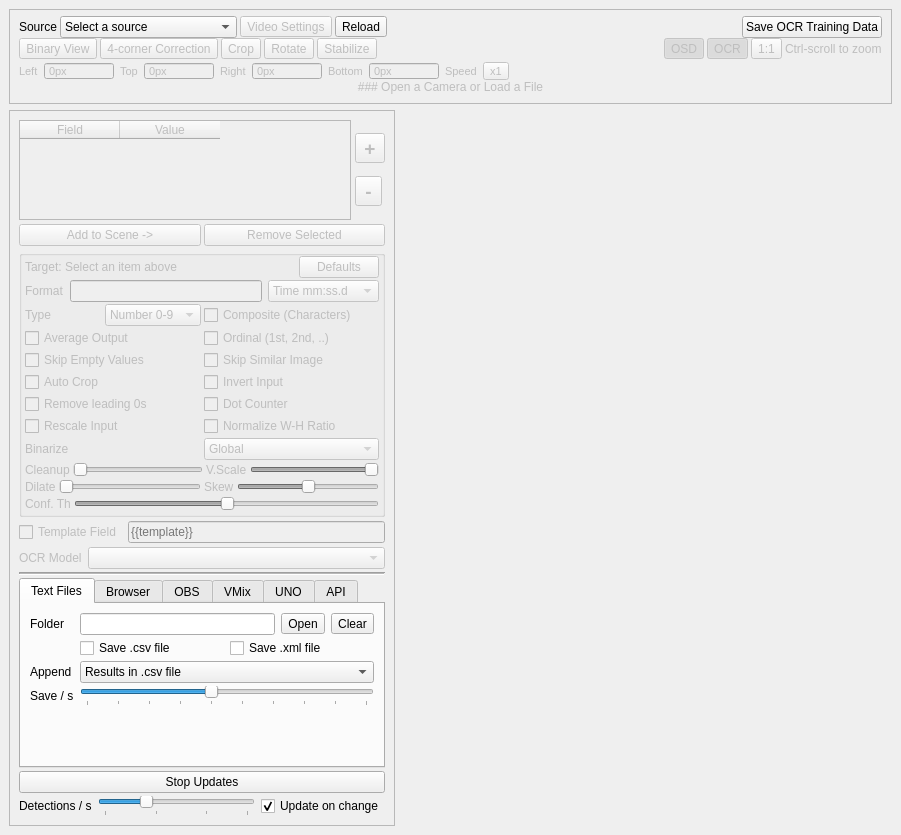
Before: the Qt Designer form src/mainwindow.ui in locaal-ai/scoresight, drawn with Qt 5.
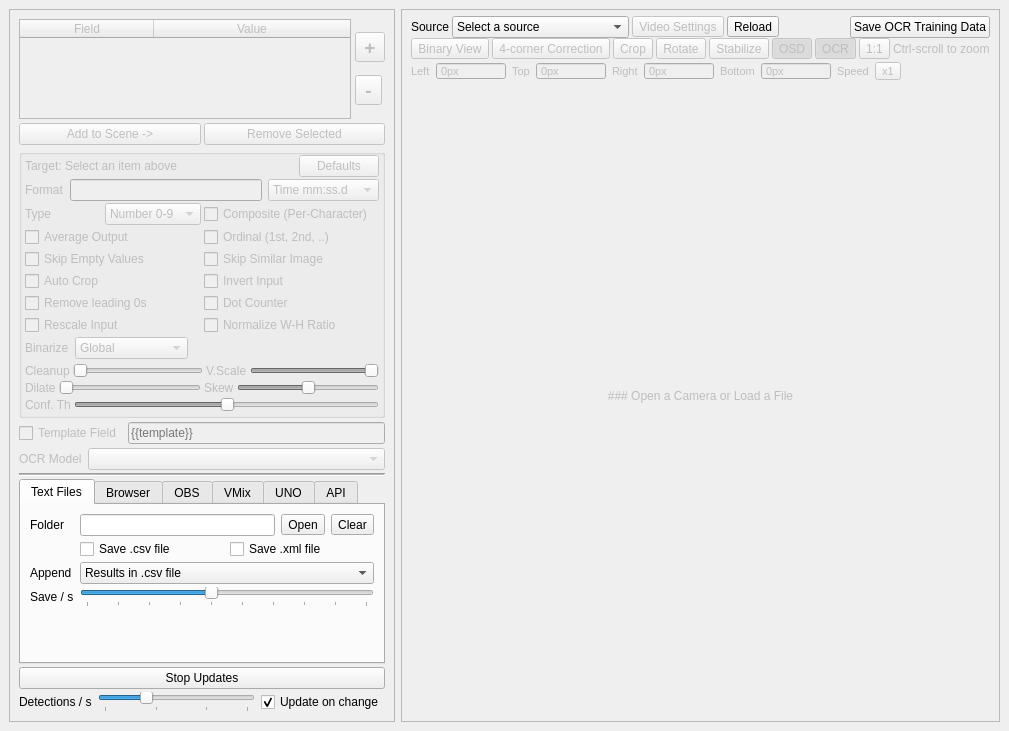
After: the same form once the commit is applied. The open tabs and pages were chosen to show the change.

What changed in the file:
```diff
--- a/src/mainwindow.ui
+++ b/src/mainwindow.ui
@@ -6,518 +6,15 @@
    <rect>
     <x>0</x>
     <y>0</y>
-    <width>901</width>
-    <height>835</height>
+    <width>922</width>
+    <height>731</height>
    </rect>
   </property>
   <property name="windowTitle">
    <string>ScoreSight</string>
   </property>
   <widget class="QWidget" name="centralwidget">
-   <layout class="QVBoxLayout" name="verticalLayout_7">
-    <item>
-     <widget class="QFrame" name="frame_source_view">
-      <property name="enabled">
-       <bool>true</bool>
-      </property>
-      <property name="sizePolicy">
-       <sizepolicy hsizetype="Expanding" vsizetype="Preferred">
-        <horstretch>0</horstretch>
-        <verstretch>0</verstretch>
-       </sizepolicy>
-      </property>
-      <property name="frameShape">
-       <enum>QFrame::StyledPanel</enum>
-      </property>
-      <property name="frameShadow">
-       <enum>QFrame::Raised</enum>
-      </property>
-      <layout class="QVBoxLayout" name="verticalLayout_2">
-       <property name="spacing">
-        <number>0</number>
-       </property>
-       <property name="topMargin">
-        <number>6</number>
-       </property>
-       <item>
-        <widget class="QWidget" name="widget_4" native="true">
-         <layout class="QHBoxLayout" name="horizontalLayout_4">
-          <property name="spacing">
-           <number>6</number>
-          </property>
-          <property name="leftMargin">
-           <number>0</number>
-          </property>
-          <property name="topMargin">
-           <number>0</number>
-          </property>
-          <property name="rightMargin">
-           <number>0</number>
-          </property>
-          <property name="bottomMargin">
-           <number>0</number>
-          </property>
-          <item>
-           <widget class="QWidget" name="widget_3" native="true">
-            <layout class="QHBoxLayout" name="horizontalLayout_3">
-             <property name="spacing">
-              <number>3</number>
-             </property>
-             <property name="leftMargin">
-              <number>0</number>
-             </property>
-             <property name="topMargin">
-              <number>0</number>
-             </property>
-             <property name="rightMargin">
-              <number>0</number>
-             </property>
-             <property name="bottomMargin">
-              <number>0</number>
-             </property>
-             <item>
-              <widget class="QLabel" name="label">
-               <property name="sizePolicy">
-                <sizepolicy hsizetype="Fixed" vsizetype="Preferred">
-                 <horstretch>0</horstretch>
-                 <verstretch>0</verstretch>
-                </sizepolicy>
-               </property>
-               <property name="text">
-                <string>Source</string>
-               </property>
-              </widget>
-             </item>
-             <item>
-              <widget class="QComboBox" name="comboBox_camera_source">
-               <property name="sizePolicy">
-                <sizepolicy hsizetype="Preferred" vsizetype="Fixed">
-                 <horstretch>1</horstretch>
-                 <verstretch>0</verstretch>
-                </sizepolicy>
-               </property>
-               <item>
-                <property name="text">
-                 <string>Select a source</string>
-                </property>
-               </item>
-               <item>
-                <property name="text">
-                 <string>Open a Video File</string>
-                </property>
-               </item>
-               <item>
-                <property name="text">
-                 <string>URL Source (HTTP, RTSP)</string>
-                </property>
-               </item>
-               <item>
-                <property name="text">
-                 <string>Screen Capture</string>
-                </property>
-               </item>
-              </widget>
-             </item>
-             <item>
-              <widget class="QToolButton" name="toolButton_videoSettings">
-               <property name="enabled">
-                <bool>false</bool>
-               </property>
-               <property name="text">
-                <string>Video Settings</string>
-               </property>
-              </widget>
-             </item>
-             <item>
-              <widget class="QToolButton" name="pushButton_refresh_sources">
-               <property name="toolTip">
-                <string>Refresh Sources</string>
-               </property>
-               <property name="text">
-                <string>Reload</string>
-               </property>
-              </widget>
-             </item>
-            </layout>
-           </widget>
-          </item>
-          <item>
-           <spacer name="horizontalSpacer">
-            <property name="orientation">
-             <enum>Qt::Horizontal</enum>
-            </property>
-            <property name="sizeHint" stdset="0">
-             <size>
-              <width>40</width>
-              <height>20</height>
-             </size>
-            </property>
-           </spacer>
-          </item>
-          <item>
-           <widget class="QPushButton" name="pushButton_saveOCRTrainingData">
-            <property name="text">
-             <string>Save OCR Training Data</string>
-            </property>
-            <property name="checkable">
-             <bool>true</bool>
-            </property>
-           </widget>
-          </item>
-         </layout>
-        </widget>
-       </item>
-       <item>
-        <widget class="QWidget" name="widget_viewTools" native="true">
-         <property name="enabled">
-          <bool>false</bool>
-         </property>
-         <layout class="QHBoxLayout" name="horizontalLayout_10">
-          <property name="spacing">
-           <number>3</number>
-          </property>
-          <property name="leftMargin">
-           <number>0</number>
-          </property>
-          <property name="topMargin">
-           <number>0</number>
-          </property>
-          <property name="rightMargin">
-           <number>0</number>
-          </property>
-          <property name="bottomMargin">
-           <number>3</number>
-          </property>
-          <item>
-           <widget class="QToolButton" name="pushButton_binary">
-            <property name="text">
-             <string>Binary View</string>
-            </property>
-            <property name="checkable">
-             <bool>true</bool>
-            </property>
-           </widget>
-          </item>
-          <item>
-           <widget class="QToolButton" name="pushButton_fourCorner">
-            <property name="text">
-             <string>4-corner Correction</string>
-            </property>
-            <property name="checkable">
-             <bool>true</bool>
-            </property>
-           </widget>
-          </item>
-          <item>
-           <widget class="QToolButton" name="toolButton_topCrop">
-            <property name="toolTip">
-             <string>Apply cropping to the entire image</string>
-            </property>
-            <property name="text">
-             <string>Crop</string>
-            </property>
-            <property name="checkable">
-             <bool>true</bool>
-            </property>
-           </widget>
-          </item>
-          <item>
-           <widget class="QToolButton" name="toolButton_rotate">
-            <property name="text">
-             <string>Rotate</string>
-            </property>
-           </widget>
-          </item>
-          <item>
-           <widget class="QToolButton" name="pushButton_stabilize">
-            <property name="text">
-             <string>Stabilize</string>
-            </property>
-            <property name="checkable">
-             <bool>true</bool>
-            </property>
-           </widget>
-          </item>
-          <item>
-           <spacer name="horizontalSpacer_2">
-            <property name="orientation">
-             <enum>Qt::Horizontal</enum>
-            </property>
-            <property name="sizeHint" stdset="0">
-             <size>
-              <width>40</width>
-              <height>20</height>
-             </size>
-            </property>
-           </spacer>
-          </item>
-          <item>
-           <widget class="QToolButton" name="toolButton_osd">
-            <property name="toolTip">
-             <string>Show Statistics</string>
-            </property>
-            <property name="text">
-             <string>OSD</string>
-            </property>
-            <property name="checkable">
-             <bool>true</bool>
-            </property>
-            <property name="checked">
-             <bool>true</bool>
-            </property>
-           </widget>
-          </item>
-          <item>
-           <widget class="QToolButton" name="toolButton_showOCRrects">
-            <property name="toolTip">
-             <string>Show OCR Detection Boxes</string>
-            </property>
-            <property name="text">
-             <string>OCR</string>
-            </property>
-            <property name="checkable">
-             <bool>true</bool>
-            </property>
-            <property name="checked">
-             <bool>true</bool>
-            </property>
-           </widget>
-          </item>
-          <item>
-           <widget class="QToolButton" name="toolButton_zoomReset">
-            <property name="toolTip">
-             <string>Reset zoom</string>
-            </property>
-            <property name="text">
-             <string>1:1</string>
-            </property>
-           </widget>
-          </item>
-          <item>
-           <widget class="QLabel" name="label_11">
-            <property name="enabled">
-             <bool>false</bool>
-            </property>
-            <property name="text">
-             <string>Ctrl-scroll to zoom</string>
-            </property>
-           </widget>
-          </item>
-         </layout>
-        </widget>
-       </item>
-       <item>
-        <widget class="QWidget" name="widget_cropPanel" native="true">
-         <property name="enabled">
-          <bool>false</bool>
-         </property>
-         <property name="maximumSize">
-          <size>
-           <width>16777215</width>
-           <height>18</height>
-          </size>
-         </property>
-         <property name="font">
-          <font>
-           <pointsize>8</pointsize>
-          </font>
-         </property>
-         <layout class="QHBoxLayout" name="horizontalLayout_26">
-          <property name="leftMargin">
-           <number>0</number>
-          </property>
-          <property name="topMargin">
-           <number>0</number>
-          </property>
-          <property name="rightMargin">
-           <number>0</number>
-          </property>
-          <property name="bottomMargin">
-           <number>0</number>
-          </property>
-          <item>
-           <widget class="QLabel" name="label_16">
-            <property name="text">
-             <string>Left</string>
-            </property>
-           </widget>
-          </item>
-          <item>
-           <widget class="QSpinBox" name="spinBox_leftCrop">
-            <property name="minimumSize">
-             <size>
-              <width>70</width>
-              <height>0</height>
-             </size>
-            </property>
-            <property name="buttonSymbols">
-             <enum>QAbstractSpinBox::NoButtons</enum>
-            </property>
-            <property name="suffix">
-             <string>px</string>
-            </property>
-            <property name="maximum">
-             <number>999</number>
-            </property>
-           </widget>
-          </item>
-          <item>
-           <widget class="QLabel" name="label_17">
-            <property name="text">
-             <string>Top</string>
-            </property>
-           </widget>
-          </item>
-          <item>
-           <widget class="QSpinBox" name="spinBox_topCrop">
-            <property name="minimumSize">
-             <size>
-              <width>70</width>
-              <height>0</height>
-             </size>
-            </property>
-            <property name="buttonSymbols">
-             <enum>QAbstractSpinBox::NoButtons</enum>
-            </property>
-            <property name="suffix">
-             <string>px</string>
-            </property>
-            <property name="maximum">
-             <number>999</number>
-            </property>
-           </widget>
-          </item>
-          <item>
-           <widget class="QLabel" name="label_18">
-            <property name="text">
-             <string>Right</string>
-            </property>
-           </widget>
-          </item>
-          <item>
-           <widget class="QSpinBox" name="spinBox_rightCrop">
-            <property name="minimumSize">
-             <size>
-              <width>70</width>
-              <height>0</height>
-             </size>
-            </property>
-            <property name="buttonSymbols">
-             <enum>QAbstractSpinBox::NoButtons</enum>
-            </property>
-            <property name="suffix">
-             <string>px</string>
-            </property>
-            <property name="maximum">
-             <number>999</number>
-            </property>
-           </widget>
-          </item>
-          <item>
-           <widget class="QLabel" name="label_19">
-            <property name="text">
-             <string>Bottom</string>
-            </property>
-           </widget>
-          </item>
-          <item>
-           <widget class="QSpinBox" name="spinBox_bottomCrop">
-            <property name="minimumSize">
-             <size>
-              <width>70</width>
-              <height>0</height>
-             </size>
-            </property>
-            <property name="buttonSymbols">
-             <enum>QAbstractSpinBox::NoButtons</enum>
-            </property>
-            <property name="suffix">
-             <string>px</string>
-            </property>
-            <property name="maximum">
-             <number>999</number>
-            </property>
-           </widget>
-          </item>
-          <item>
-           <widget class="QLabel" name="label_22">
-            <property name="text">
-             <string>Speed</string>
-            </property>
-           </widget>
-          </item>
-          <item>
-           <widget class="QToolButton" name="toolButton_speed">
-            <property name="text">
-             <string>x1</string>
-            </property>
-           </widget>
-          </item>
-          <item>
-           <spacer name="horizontalSpacer_4">
-            <property name="orientation">
-             <enum>Qt::Horizontal</enum>
-            </property>
-            <property name="sizeHint" stdset="0">
-             <size>
-              <width>40</width>
-              <height>20</height>
-             </size>
-            </property>
-           </spacer>
-          </item>
-         </layout>
-        </widget>
-       </item>
-       <item>
-        <widget class="QFrame" name="frame_for_source_view_label">
-         <property name="enabled">
-          <bool>true</bool>
-         </property>
-         <property name="sizePolicy">
-          <sizepolicy hsizetype="Preferred" vsizetype="Expanding">
-           <horstretch>0</horstretch>
-           <verstretch>0</verstretch>
-          </sizepolicy>
-         </property>
-         <layout class="QGridLayout" name="gridLayout">
-          <property name="sizeConstraint">
-           <enum>QLayout::SetMaximumSize</enum>
-          </property>
-          <property name="leftMargin">
-           <number>0</number>
-          </property>
-          <property name="topMargin">
-           <number>0</number>
-          </property>
-          <property name="rightMargin">
-           <number>0</number>
-          </property>
-          <property name="bottomMargin">
-           <number>0</number>
-          </property>
-          <item row="0" column="0">
-           <widget class="QLabel" name="label_12">
-            <property name="enabled">
-             <bool>false</bool>
-            </property>
-            <property name="text">
-             <string>### Open a Camera or Load a File</string>
-            </property>
-            <property name="textFormat">
-             <enum>Qt::MarkdownText</enum>
-            </property>
-            <property name="alignment">
-             <set>Qt::AlignCenter</set>
-            </property>
-           </widget>
-          </item>
-         </layout>
-        </widget>
-       </item>
-      </layout>
-     </widget>
-    </item>
+   <layout class="QHBoxLayout" name="horizontalLayout_31">
     <item>
      <widget class="QFrame" name="frame">
       <property name="sizePolicy">
@@ -604,7 +101,10 @@
                <property name="showGrid">
                 <bool>false</bool>
                </property>
-               <attribute name="horizontalHeaderCascadingSectionResizes">
+               <attribute name="horizontalHeaderMinimumSectionSize">
+                <number>134</number>
+               </attribute>
+               <attribute name="horizontalHeaderStretchLastSection">
                 <bool>true</bool>
                </attribute>
                <attribute name="verticalHeaderVisible">
@@ -997,7 +497,7 @@
                 <item>
                  <widget class="QCheckBox" name="checkBox_compositeBox">
                   <property name="text">
-                   <string>Composite (Characters)</string>
+                   <string>Composite (Per-Character)</string>
                   </property>
                  </widget>
                 </item>
@@ -1207,11 +707,8 @@
               </widget>
              </item>
              <item>
-              <widget class="QWidget" name="widget_20" native="true">
-               <layout class="QHBoxLayout" name="horizontalLayout_23">
-                <property name="spacing">
-                 <number>3</number>
-                </property>
+              <widget class="QWidget" name="widget_27" native="true">
+               <layout class="QHBoxLayout" name="horizontalLayout_32">
                 <property name="leftMargin">
                  <number>0</number>
                 </property>
@@ -1226,6 +723,12 @@
                 </property>
                 <item>
                  <widget class="QLabel" name="label_binarizationMethod">
+                  <property name="sizePolicy">
+                   <sizepolicy hsizetype="Fixed" vsizetype="Preferred">
+                    <horstretch>0</horstretch>
+                    <verstretch>0</verstretch>
+                   </sizepolicy>
+                  </property>
                   <property name="text">
                    <string>Binarize</string>
                   </property>
@@ -1255,6 +758,40 @@
                   </item>
                  </widget>
                 </item>
+                <item>
+                 <spacer name="horizontalSpacer_5">
+                  <property name="orientation">
+                   <enum>Qt::Horizontal</enum>
+                  </property>
+                  <property name="sizeHint" stdset="0">
+                   <size>
+                    <width>40</width>
+                    <height>20</height>
+                   </size>
+                  </property>
+                 </spacer>
+                </item>
+               </layout>
+              </widget>
+             </item>
+             <item>
+              <widget class="QWidget" name="widget_20" native="true">
+               <layout class="QHBoxLayout" name="horizontalLayout_23">
+                <property name="spacing">
+                 <number>3</number>
+                </property>
+                <property name="leftMargin">
+                 <number>0</number>
+                </property>
+                <property name="topMargin">
+                 <number>0</number>
+                </property>
+                <property name="rightMargin">
+                 <number>0</number>
+                </property>
+                <property name="bottomMargin">
+                 <number>0</number>
+                </property>
                </layout>
               </widget>
              </item>
@@ -1702,6 +1239,19 @@
              </property>
             </widget>
            </item>
+           <item row="4" column="1">
+            <spacer name="verticalSpacer_2">
+             <property name="orientation">
+              <enum>Qt::Vertical</enum>
+             </property>
+             <property name="sizeHint" stdset="0">
+              <size>
+               <width>20</width>
+               <height>40</height>
+              </size>
+             </property>
+            </spacer>
+           </item>
           </layout>
          </widget>
          <widget class="QWidget" name="tab_browser">
@@ -2282,6 +1832,509 @@
       </layout>
      </widget>
     </item>
+    <item>
+     <widget class="QFrame" name="frame_source_view">
+      <property name="enabled">
+       <bool>true</bool>
+      </property>
+      <property name="sizePolicy">
+       <sizepolicy hsizetype="Expanding" vsizetype="Preferred">
+        <horstretch>0</horstretch>
+        <verstretch>0</verstretch>
+       </sizepolicy>
+      </property>
+      <property name="frameShape">
+       <enum>QFrame::StyledPanel</enum>
+      </property>
+      <property name="frameShadow">
+       <enum>QFrame::Raised</enum>
+      </property>
+      <layout class="QVBoxLayout" name="verticalLayout_2">
+       <property name="spacing">
+        <number>0</number>
+       </property>
+       <property name="topMargin">
+        <number>6</number>
+       </property>
+       <item>
+        <widget class="QWidget" name="widget_4" native="true">
+         <layout class="QHBoxLayout" name="horizontalLayout_4">
+          <property name="spacing">
+           <number>6</number>
+          </property>
+          <property name="leftMargin">
+           <number>0</number>
+          </property>
+          <property name="topMargin">
+           <number>0</number>
+          </property>
+          <property name="rightMargin">
+           <number>0</number>
+          </property>
+          <property name="bottomMargin">
+           <number>0</number>
+          </property>
+          <item>
+           <widget class="QWidget" name="widget_3" native="true">
+            <layout class="QHBoxLayout" name="horizontalLayout_3">
+             <property name="spacing">
+              <number>3</number>
+             </property>
+             <property name="leftMargin">
+              <number>0</number>
+             </property>
+             <property name="topMargin">
+              <number>0</number>
+             </property>
+             <property name="rightMargin">
+              <number>0</number>
+             </property>
+             <property name="bottomMargin">
+              <number>0</number>
+             </property>
+             <item>
+              <widget class="QLabel" name="label">
+               <property name="sizePolicy">
+                <sizepolicy hsizetype="Fixed" vsizetype="Preferred">
+                 <horstretch>0</horstretch>
+                 <verstretch>0</verstretch>
+                </sizepolicy>
+               </property>
+               <property name="text">
+                <string>Source</string>
+               </property>
+              </widget>
+             </item>
+             <item>
+              <widget class="QComboBox" name="comboBox_camera_source">
+               <property name="sizePolicy">
+                <sizepolicy hsizetype="Preferred" vsizetype="Fixed">
+                 <horstretch>1</horstretch>
+                 <verstretch>0</verstretch>
+                </sizepolicy>
+               </property>
+               <item>
+                <property name="text">
+                 <string>Select a source</string>
+                </property>
+               </item>
+               <item>
+                <property name="text">
+                 <string>Open a Video File</string>
+                </property>
+               </item>
+               <item>
+                <property name="text">
+                 <string>URL Source (HTTP, RTSP)</string>
+                </property>
+               </item>
+               <item>
+                <property name="text">
+                 <string>Screen Capture</string>
+                </property>
+               </item>
+              </widget>
+             </item>
+             <item>
+              <widget class="QToolButton" name="toolButton_videoSettings">
+               <property name="enabled">
+                <bool>false</bool>
+               </property>
+               <property name="text">
+                <string>Video Settings</string>
+               </property>
+              </widget>
+             </item>
+             <item>
+              <widget class="QToolButton" name="pushButton_refresh_sources">
+               <property name="toolTip">
+                <string>Refresh Sources</string>
+               </property>
+               <property name="text">
+                <string>Reload</string>
+               </property>
+              </widget>
+             </item>
+            </layout>
+           </widget>
+          </item>
+          <item>
+           <spacer name="horizontalSpacer">
+            <property name="orientation">
+             <enum>Qt::Horizontal</enum>
+            </property>
+            <property name="sizeHint" stdset="0">
+             <size>
+              <width>40</width>
+              <height>20</height>
+             </size>
+            </property>
+           </spacer>
+          </item>
+          <item>
+           <widget class="QPushButton" name="pushButton_saveOCRTrainingData">
+            <property name="text">
+             <string>Save OCR Training Data</string>
+            </property>
+            <property name="checkable">
+             <bool>true</bool>
+            </property>
+           </widget>
+          </item>
+         </layout>
+        </widget>
+       </item>
+       <item>
+        <widget class="QWidget" name="widget_viewTools" native="true">
+         <property name="enabled">
+          <bool>false</bool>
+         </property>
+         <layout class="QHBoxLayout" name="horizontalLayout_10">
+          <property name="spacing">
+           <number>3</number>
+          </property>
+          <property name="leftMargin">
+           <number>0</number>
+          </property>
+          <property name="topMargin">
+           <number>0</number>
+          </property>
+          <property name="rightMargin">
+           <number>0</number>
+          </property>
+          <property name="bottomMargin">
+           <number>3</number>
+          </property>
+          <item>
+           <widget class="QToolButton" name="pushButton_binary">
+            <property name="text">
+             <string>Binary View</string>
+            </property>
+            <property name="checkable">
+             <bool>true</bool>
+            </property>
+           </widget>
+          </item>
+          <item>
+           <widget class="QToolButton" name="pushButton_fourCorner">
+            <property name="text">
+             <string>4-corner Correction</string>
+            </property>
+            <property name="checkable">
+             <bool>true</bool>
+            </property>
+           </widget>
+          </item>
+          <item>
+           <widget class="QToolButton" name="toolButton_topCrop">
+            <property name="toolTip">
+             <string>Apply cropping to the entire image</string>
+            </property>
+            <property name="text">
+             <string>Crop</string>
+            </property>
+            <property name="checkable">
+             <bool>true</bool>
+            </property>
+           </widget>
+          </item>
+          <item>
+           <widget class="QToolButton" name="toolButton_rotate">
+            <property name="text">
+             <string>Rotate</string>
+            </property>
+           </widget>
+          </item>
+          <item>
+           <widget class="QToolButton" name="pushButton_stabilize">
+            <property name="text">
+             <string>Stabilize</string>
+            </property>
+            <property name="checkable">
+             <bool>true</bool>
+            </property>
+           </widget>
+          </item>
+          <item>
+           <spacer name="horizontalSpacer_2">
+            <property name="orientation">
+             <enum>Qt::Horizontal</enum>
+            </property>
+            <property name="sizeHint" stdset="0">
+             <size>
+              <width>40</width>
+              <height>20</height>
+             </size>
+            </property>
+           </spacer>
+          </item>
+          <item>
+           <widget class="QToolButton" name="toolButton_osd">
+            <property name="toolTip">
+             <string>Show Statistics</string>
+            </property>
+            <property name="text">
+             <string>OSD</string>
+            </property>
+            <property name="checkable">
+             <bool>true</bool>
+            </property>
+            <property name="checked">
+             <bool>true</bool>
+            </property>
+           </widget>
+          </item>
+          <item>
+           <widget class="QToolButton" name="toolButton_showOCRrects">
+            <property name="toolTip">
+             <string>Show OCR Detection Boxes</string>
+            </property>
+            <property name="text">
+             <string>OCR</string>
+            </property>
+            <property name="checkable">
+             <bool>true</bool>
+            </property>
+            <property name="checked">
+             <bool>true</bool>
+            </property>
+           </widget>
+          </item>
+          <item>
+           <widget class="QToolButton" name="toolButton_zoomReset">
+            <property name="toolTip">
+             <string>Reset zoom</string>
+            </property>
+            <property name="text">
+             <string>1:1</string>
+            </property>
+           </widget>
+          </item>
+          <item>
+           <widget class="QLabel" name="label_11">
+            <property name="enabled">
+             <bool>false</bool>
+            </property>
+            <property name="text">
+             <string>Ctrl-scroll to zoom</string>
+            </property>
+           </widget>
+          </item>
+         </layout>
+        </widget>
+       </item>
+       <item>
+        <widget class="QWidget" name="widget_cropPanel" native="true">
+         <property name="enabled">
+          <bool>false</bool>
+         </property>
+         <property name="maximumSize">
+          <size>
+           <width>16777215</width>
+           <height>18</height>
+          </size>
+         </property>
+         <property name="font">
+          <font>
+           <pointsize>8</pointsize>
+          </font>
+         </property>
+         <layout class="QHBoxLayout" name="horizontalLayout_26">
+          <property name="leftMargin">
+           <number>0</number>
+          </property>
+          <property name="topMargin">
+           <number>0</number>
+          </property>
+          <property name="rightMargin">
+           <number>0</number>
+          </property>
+          <property name="bottomMargin">
+           <number>0</number>
+          </property>
+          <item>
+           <widget class="QLabel" name="label_16">
+            <property name="text">
+             <string>Left</string>
+            </property>
+           </widget>
+          </item>
+          <item>
+           <widget class="QSpinBox" name="spinBox_leftCrop">
+            <property name="minimumSize">
+             <size>
+              <width>70</width>
+              <height>0</height>
+             </size>
+            </property>
+            <property name="buttonSymbols">
+             <enum>QAbstractSpinBox::NoButtons</enum>
+            </property>
+            <property name="suffix">
+             <string>px</string>
+            </property>
+            <property name="maximum">
+             <number>999</number>
+            </property>
+           </widget>
+          </item>
+          <item>
+           <widget class="QLabel" name="label_17">
+            <property name="text">
+             <string>Top</string>
+            </property>
+           </widget>
+          </item>
+          <item>
+           <widget class="QSpinBox" name="spinBox_topCrop">
+            <property name="minimumSize">
+             <size>
+              <width>70</width>
+              <height>0</height>
+             </size>
+            </property>
+            <property name="buttonSymbols">
+             <enum>QAbstractSpinBox::NoButtons</enum>
+            </property>
+            <property name="suffix">
+             <string>px</string>
+            </property>
+            <property name="maximum">
+             <number>999</number>
+            </property>
+           </widget>
+          </item>
+          <item>
+           <widget class="QLabel" name="label_18">
+            <property name="text">
+             <string>Right</string>
+            </property>
+           </widget>
+          </item>
+          <item>
+           <widget class="QSpinBox" name="spinBox_rightCrop">
+            <property name="minimumSize">
+             <size>
+              <width>70</width>
+              <height>0</height>
+             </size>
+            </property>
+            <property name="buttonSymbols">
+             <enum>QAbstractSpinBox::NoButtons</enum>
+            </property>
+            <property name="suffix">
+             <string>px</string>
+            </property>
+            <property name="maximum">
+             <number>999</number>
+            </property>
+           </widget>
+          </item>
+          <item>
+           <widget class="QLabel" name="label_19">
+            <property name="text">
+             <string>Bottom</string>
+            </property>
+           </widget>
+          </item>
+          <item>
+           <widget class="QSpinBox" name="spinBox_bottomCrop">
+            <property name="minimumSize">
+             <size>
+              <width>70</width>
+              <height>0</height>
+             </size>
+            </property>
+            <property name="buttonSymbols">
+             <enum>QAbstractSpinBox::NoButtons</enum>
+            </property>
+            <property name="suffix">
+             <string>px</string>
+            </property>
+            <property name="maximum">
+             <number>999</number>
+            </property>
+           </widget>
+          </item>
+          <item>
+           <widget class="QLabel" name="label_22">
+            <property name="text">
+             <string>Speed</string>
+            </property>
+           </widget>
+          </item>
+          <item>
+           <widget class="QToolButton" name="toolButton_speed">
+            <property name="text">
+             <string>x1</string>
+            </property>
+           </widget>
+          </item>
+          <item>
+           <spacer name="horizontalSpacer_4">
+            <property name="orientation">
+             <enum>Qt::Horizontal</enum>
+            </property>
+            <property name="sizeHint" stdset="0">
+             <size>
+              <width>40</width>
+              <height>20</height>
+             </size>
+            </property>
+           </spacer>
+          </item>
+         </layout>
+        </widget>
+       </item>
+       <item>
+        <widget class="QFrame" name="frame_for_source_view_label">
+         <property name="enabled">
+          <bool>true</bool>
+         </property>
+         <property name="sizePolicy">
+          <sizepolicy hsizetype="Preferred" vsizetype="Expanding">
+           <horstretch>0</horstretch>
+           <verstretch>0</verstretch>
+          </sizepolicy>
+         </property>
+         <layout class="QGridLayout" name="gridLayout">
+          <property name="sizeConstraint">
+           <enum>QLayout::SetMaximumSize</enum>
+          </property>
+          <property name="leftMargin">
+           <number>0</number>
+          </property>
+          <property name="topMargin">
+           <number>0</number>
+          </property>
+          <property name="rightMargin">
+           <number>0</number>
+          </property>
+          <property name="bottomMargin">
+           <number>0</number>
+          </property>
+          <item row="0" column="0">
+           <widget class="QLabel" name="label_12">
+            <property name="enabled">
+             <bool>false</bool>
+            </property>
+            <property name="text">
+             <string>### Open a Camera or Load a File</string>
+            </property>
+            <property name="textFormat">
+             <enum>Qt::MarkdownText</enum>
+            </property>
+            <property name="alignment">
+             <set>Qt::AlignCenter</set>
+            </property>
+           </widget>
+          </item>
+         </layout>
+        </widget>
+       </item>
+      </layout>
+     </widget>
+    </item>
    </layout>
   </widget>
   <widget class="QMenuBar" name="menubar">
```
Left out of the diff: 11 changed lines with no effect on the pictures.
